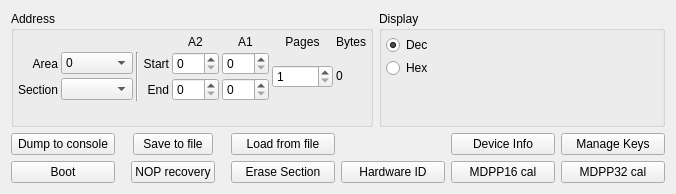
Before: the Qt Designer form src/mvp_advanced_widget.ui in flueke/libmvp, drawn with Qt 5.
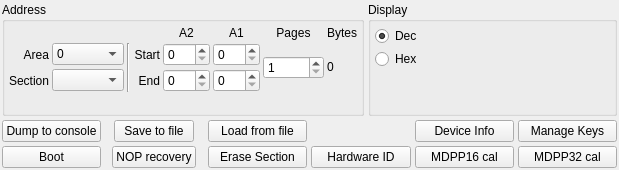
After: the same form once the commit is applied.

```diff
--- a/src/mvp_advanced_widget.ui
+++ b/src/mvp_advanced_widget.ui
@@ -6,14 +6,29 @@
    <rect>
     <x>0</x>
     <y>0</y>
-    <width>676</width>
-    <height>194</height>
+    <width>619</width>
+    <height>170</height>
    </rect>
   </property>
   <property name="windowTitle">
    <string>MvpAdvancedWidget</string>
   </property>
   <layout class="QGridLayout" name="gridLayout">
+   <property name="leftMargin">
+    <number>2</number>
+   </property>
+   <property name="topMargin">
+    <number>2</number>
+   </property>
+   <property name="rightMargin">
+    <number>2</number>
+   </property>
+   <property name="bottomMargin">
+    <number>2</number>
+   </property>
+   <property name="spacing">
+    <number>4</number>
+   </property>
    <item row="0" column="0">
     <widget class="QGroupBox" name="gb_address">
      <property name="title">
```
